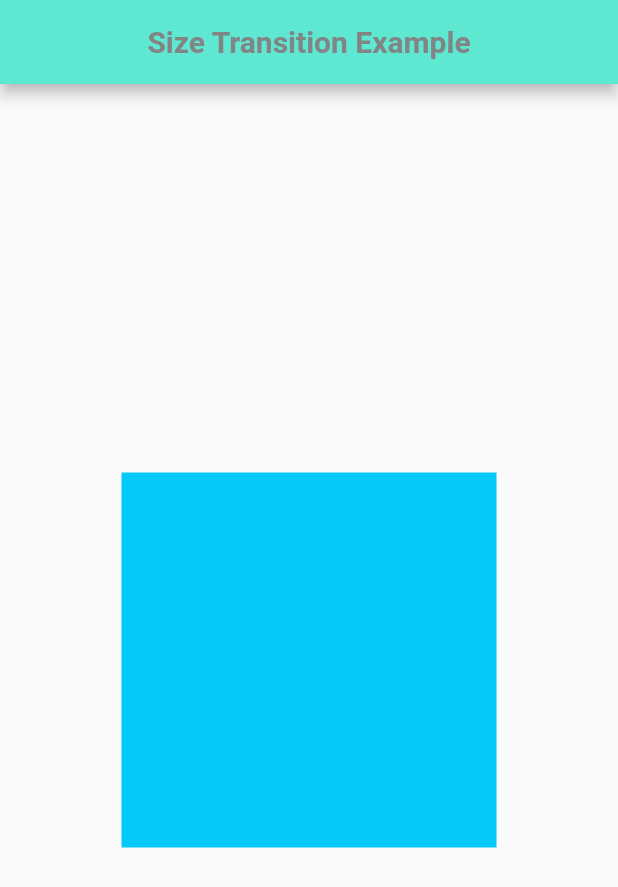
After one commit to esraa-mohamad/examples_learning_animation, a Flutter app: the screen it shows after launch, after a tap on "Size Transition Example", on a phone screen of 412 x 824 dp. The commit adds this screen. Shown: the top 887 px of the screen. Run offline on Flutter 3.47's test engine with Material 2 defaults, Android fonts, the phone set to English and light mode, and no system bars.

Commit message:
size transition

```diff
--- a/lib/view/Explicit_Animation/explicit_home.dart
+++ b/lib/view/Explicit_Animation/explicit_home.dart
@@ -1,4 +1,5 @@
 import 'package:examples_animation/view/Explicit_Animation/position_transition_ex.dart';
+import 'package:examples_animation/view/Explicit_Animation/size_transition_ex.dart';
 import 'package:examples_animation/widget/second_button.dart';
 import 'package:flutter/material.dart';
 
@@ -34,6 +35,10 @@ class _ExplicitHomeViewState extends State<ExplicitHomeView> {
                 title: 'Positioned Transition Example',
                 page: PositionTransitionExample()
             ),
+            SecondButtonElevated(
+                title: 'Size Transition Example',
+                page: SizeTransitionExample()
+            ),
           ],
         ),
       ),
--- /dev/null
+++ b/lib/view/Explicit_Animation/size_transition_ex.dart
@@ -0,0 +1,91 @@
+import 'package:flutter/material.dart';
+
+class SizeTransitionExample extends  StatefulWidget {
+  const SizeTransitionExample({super.key});
+
+  @override
+  State<SizeTransitionExample> createState() => _SizeTransitionExampleState();
+}
+
+class _SizeTransitionExampleState extends State<SizeTransitionExample> with SingleTickerProviderStateMixin {
+
+  late  AnimationController controller ;
+  late Animation<double> girlAnimation ;
+
+  @override
+  void initState() {
+    // TODO: implement initState
+    super.initState();
+
+    controller = AnimationController(
+      vsync: this,
+      duration: const Duration(milliseconds: 900),
+    );
+
+    girlAnimation = Tween<double>(
+        begin: 0,
+        end: 1
+    ).animate(
+      CurvedAnimation(
+          parent: controller,
+          curve: Curves.bounceInOut
+      ),
+    );
+
+  }
+
+   startAnimation()
+  {
+    setState(() {
+      controller.reset();
+      controller.forward();
+    });
+  }
+
+  @override
+  void dispose() {
+    controller.dispose();
+    super.dispose();
+  }
+
+  @override
+  Widget build(BuildContext context) {
+    return Scaffold(
+      appBar: AppBar(
+        automaticallyImplyLeading: false,
+        backgroundColor: const Color(0xff5EE8D1),
+        title:  const Text(
+          'Size Transition Example',
+          style: TextStyle(
+            color: Color(0xff828585),
+            fontWeight: FontWeight.bold,
+            fontSize: 20,
+          ),
+        ),
+        centerTitle: true,
+      ),
+      body: Center(
+        child: GestureDetector(
+          onTap: startAnimation,
+          child: Container(
+            width: 250,
+            height: 250,
+            color: const Color(0xff03C9F9),
+            child: Center(
+              child: SizeTransition(
+                sizeFactor: girlAnimation,
+                child: Container(
+                  width: 250,
+                  height: 250,
+                  padding: const EdgeInsets.all(10),
+                  color: const Color(0xff03F9F9),
+                  child: Image.asset('assets/images/dance.png'),
+                ),
+              ),
+            ),
+          ),
+        ),
+      ),
+    );
+  }
+}
```
